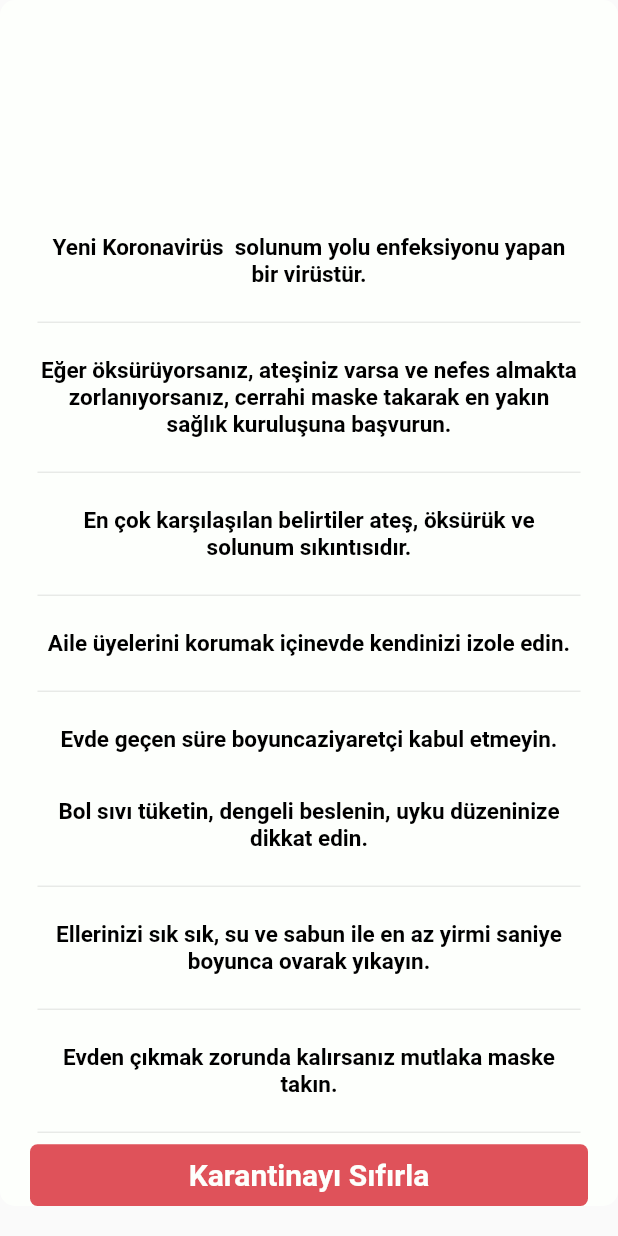
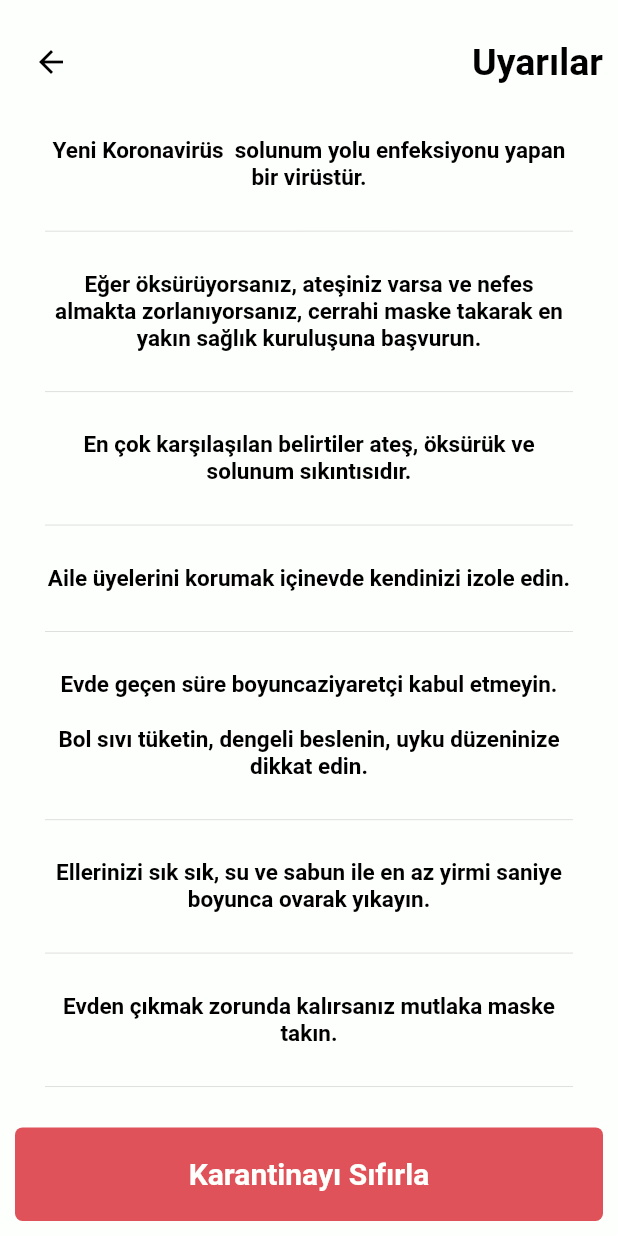
Before and after one commit to imertgul/My_Quarantina, a Flutter app: the InformationPage screen opened directly, on a phone screen of 412 x 824 dp. Run offline on Flutter 3.47's test engine with Material 2 defaults, Android fonts, the phone set to English and light mode, and no system bars.

Commit message:
infobar responsive uygulaması yapıldı, title eklendi

```diff
--- a/lib/pages/inf_menu.dart
+++ b/lib/pages/inf_menu.dart
@@ -11,13 +11,41 @@ class _InformationPageState extends State<InformationPage> {
   double statusBarHeight = 0;
   double unit = 0;
 
+  Widget _buildTitleBar() {
+    return Container(
+      height: unit * 10,
+      child: Padding(
+        padding: const EdgeInsets.symmetric(vertical: 10.0),
+        child: Row(
+            mainAxisAlignment: MainAxisAlignment.spaceBetween,
+            children: <Widget>[
+              IconButton(
+                onPressed: () {
+                  Navigator.pop(context);
+                },
+                icon: Icon(Icons.arrow_back),
+                color: Renkler.dark,
+              ),
+              FittedBox(
+                child: Text(
+                  "Uyarılar",
+                  style: TextStyle(
+                      fontWeight: FontWeight.bold,
+                      fontSize: 25.0,
+                      color: Renkler.dark),
+                ),
+              ),
+            ]),
+      ),
+    );
+  }
+
   Widget _buildInfo() {
     return Column(
       children: <Widget>[
-        SizedBox(height: statusBarHeight),
         Center(
           child: Container(
-            height: screenHeight - statusBarHeight - 20,
+            height: unit * 80 - statusBarHeight,
             width: double.infinity,
             decoration: BoxDecoration(
               color: Renkler.primary,
@@ -26,12 +54,9 @@ class _InformationPageState extends State<InformationPage> {
             child: Padding(
               padding: const EdgeInsets.symmetric(horizontal: 20.0),
               child: Column(
-                mainAxisAlignment: MainAxisAlignment.end,
+                mainAxisAlignment: MainAxisAlignment.spaceAround,
                 children: <Widget>[
-                  Padding(
-                    padding: const EdgeInsets.symmetric(
-                        vertical: 15.0, horizontal: 5),
-                    child: Text(
+                  Text(
                     "Yeni Koronavirüs  solunum yolu enfeksiyonu yapan bir virüstür.",
                     textAlign: TextAlign.center,
                     style: TextStyle(
@@ -39,15 +64,8 @@ class _InformationPageState extends State<InformationPage> {
                         fontSize: 15,
                         color: Renkler.dark),
                   ),
-                  ),
-                  Padding(
-                    padding: const EdgeInsets.symmetric(horizontal: 5.0),
-                    child: Divider(),
-                  ),
-                  Padding(
-                    padding: const EdgeInsets.symmetric(
-                        vertical: 15.0, horizontal: 5),
-                    child: Text(
+                  Divider(),
+                  Text(
                     "Eğer öksürüyorsanız, ateşiniz varsa ve nefes almakta zorlanıyorsanız, cerrahi maske takarak en yakın sağlık kuruluşuna başvurun.",
                     textAlign: TextAlign.center,
                     style: TextStyle(
@@ -55,15 +73,8 @@ class _InformationPageState extends State<InformationPage> {
                         fontSize: 15,
                         color: Renkler.dark),
                   ),
-                  ),
-                  Padding(
-                    padding: const EdgeInsets.symmetric(horizontal: 5.0),
-                    child: Divider(),
-                  ),
-                  Padding(
-                    padding: const EdgeInsets.symmetric(
-                        vertical: 15.0, horizontal: 5),
-                    child: Text(
+                  Divider(),
+                  Text(
                     "En çok karşılaşılan belirtiler ateş, öksürük ve solunum sıkıntısıdır.",
                     textAlign: TextAlign.center,
                     style: TextStyle(
@@ -71,15 +82,8 @@ class _InformationPageState extends State<InformationPage> {
                         fontSize: 15,
                         color: Renkler.dark),
                   ),
-                  ),
-                  Padding(
-                    padding: const EdgeInsets.symmetric(horizontal: 5.0),
-                    child: Divider(),
-                  ),
-                  Padding(
-                    padding: const EdgeInsets.symmetric(
-                        vertical: 15.0, horizontal: 5),
-                    child: Text(
+                  Divider(),
+                  Text(
                     "Aile üyelerini korumak içinevde kendinizi izole edin.",
                     textAlign: TextAlign.center,
                     style: TextStyle(
@@ -87,15 +91,8 @@ class _InformationPageState extends State<InformationPage> {
                         fontSize: 15,
                         color: Renkler.dark),
                   ),
-                  ),
-                  Padding(
-                    padding: const EdgeInsets.symmetric(horizontal: 5.0),
-                    child: Divider(),
-                  ),
-                  Padding(
-                    padding: const EdgeInsets.symmetric(
-                        vertical: 15.0, horizontal: 5),
-                    child: Text(
+                  Divider(),
+                  Text(
                     "Evde geçen süre boyuncaziyaretçi kabul etmeyin.",
                     textAlign: TextAlign.center,
                     style: TextStyle(
@@ -103,11 +100,7 @@ class _InformationPageState extends State<InformationPage> {
                         fontSize: 15,
                         color: Renkler.dark),
                   ),
-                  ),
-                  Padding(
-                    padding: const EdgeInsets.symmetric(
-                        vertical: 15.0, horizontal: 5),
-                    child: Text(
+                  Text(
                     "Bol sıvı tüketin, dengeli beslenin, uyku düzeninize dikkat edin.",
                     textAlign: TextAlign.center,
                     style: TextStyle(
@@ -115,15 +108,8 @@ class _InformationPageState extends State<InformationPage> {
                         fontSize: 15,
                         color: Renkler.dark),
                   ),
-                  ),
-                  Padding(
-                    padding: const EdgeInsets.symmetric(horizontal: 5.0),
-                    child: Divider(),
-                  ),
-                  Padding(
-                    padding: const EdgeInsets.symmetric(
-                        vertical: 15.0, horizontal: 5),
-                    child: Text(
+                  Divider(),
+                  Text(
                     "Ellerinizi sık sık, su ve sabun ile en az yirmi saniye boyunca ovarak yıkayın.",
                     textAlign: TextAlign.center,
                     style: TextStyle(
@@ -131,15 +117,8 @@ class _InformationPageState extends State<InformationPage> {
                         fontSize: 15,
                         color: Renkler.dark),
                   ),
-                  ),
-                  Padding(
-                    padding: const EdgeInsets.symmetric(horizontal: 5.0),
-                    child: Divider(),
-                  ),
-                  Padding(
-                    padding: const EdgeInsets.symmetric(
-                        vertical: 15.0, horizontal: 5),
-                    child: Text(
+                  Divider(),
+                  Text(
                     "Evden çıkmak zorunda kalırsanız mutlaka maske takın.",
                     textAlign: TextAlign.center,
                     style: TextStyle(
@@ -147,13 +126,22 @@ class _InformationPageState extends State<InformationPage> {
                         fontSize: 15,
                         color: Renkler.dark),
                   ),
+                  Divider(),
+                ],
               ),
-                  Padding(
-                    padding: const EdgeInsets.symmetric(horizontal: 5.0),
-                    child: Divider(),
             ),
-                  Container(
-                    height: unit * 5,
+          ),
+        ),
+      ],
+    );
+  }
+
+  Widget _buildResetButton() {
+    return Container(
+      height: unit * 10,
+      child: Padding(
+        padding: const EdgeInsets.symmetric(vertical: 10.0),
+        child: Container(
           decoration: BoxDecoration(
             color: Renkler.third,
             borderRadius: BorderRadius.circular(5.0),
@@ -169,12 +157,7 @@ class _InformationPageState extends State<InformationPage> {
             ),
           ),
         ),
-                ],
       ),
-            ),
-          ),
-        ),
-      ],
     );
   }
 
@@ -184,10 +167,19 @@ class _InformationPageState extends State<InformationPage> {
     unit = screenHeight / 100;
     statusBarHeight = MediaQuery.of(context).padding.top;
     return Scaffold(
-      body: Stack(
+      body: Container(
+        color: Renkler.primary,
+        child: Padding(
+          padding: const EdgeInsets.symmetric(horizontal: 10.0),
+          child: Column(
             children: <Widget>[
+              SizedBox(height: statusBarHeight),
+              _buildTitleBar(),
               _buildInfo(),
+              _buildResetButton(),
             ],
+          ),
+        ),
       ),
     );
   }
```
Lines whose indentation alone changed are shown as unchanged.
